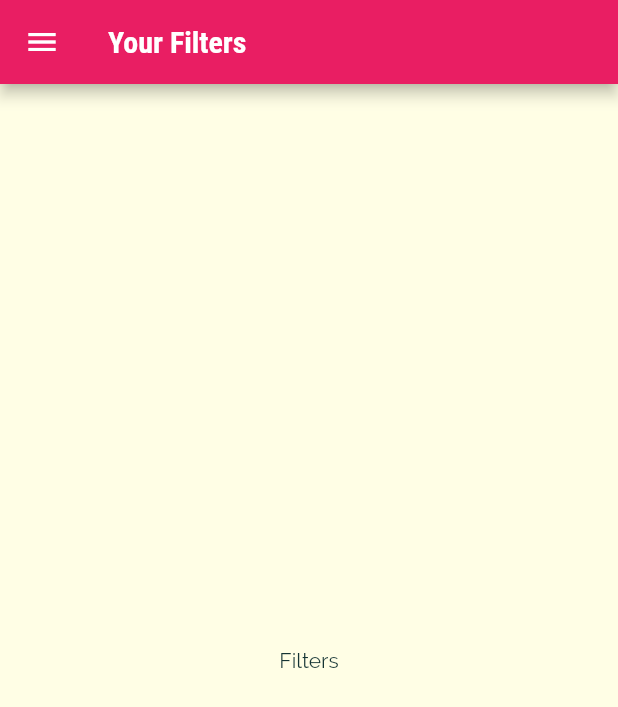
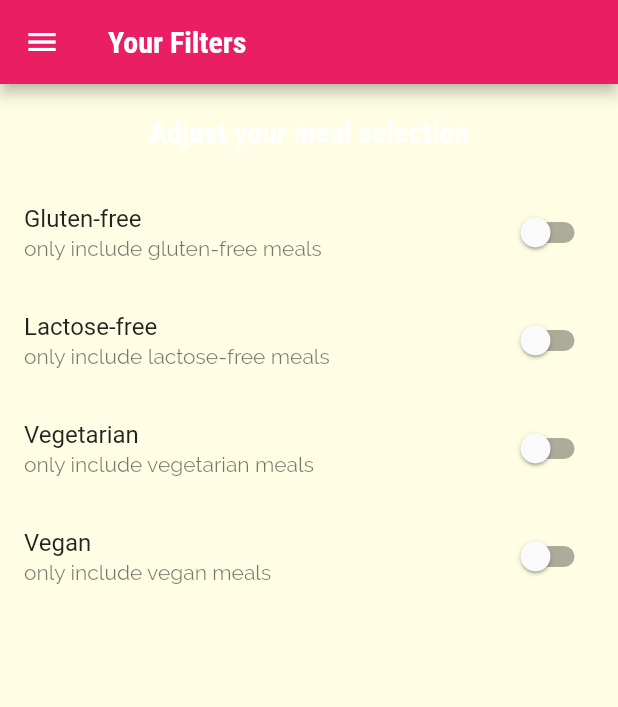
Before and after one commit to sur16-cse/meals_app, a Flutter app: the FiltersScreen screen opened by its route, on a phone screen of 412 x 824 dp. Shown: the top 707 px of the screen. Run offline on Flutter 3.47's test engine with Material 2 defaults, Android fonts, the phone set to English and light mode, and no system bars.

Commit message:
added filterpage and filter switches

```diff
--- a/lib/screens/filters_screen.dart
+++ b/lib/screens/filters_screen.dart
@@ -1,20 +1,98 @@
 import 'package:flutter/material.dart';
 import 'package:meals_app/widgets/main_drawer.dart';
 
-class FiltersScreen extends StatelessWidget {
+class FiltersScreen extends StatefulWidget {
   const FiltersScreen({Key? key}) : super(key: key);
 
   static const routeName = '/Filters';
 
   @override
+  State<FiltersScreen> createState() => _FiltersScreenState();
+}
+
+class _FiltersScreenState extends State<FiltersScreen> {
+  bool _glutenfree = false;
+  bool _vegetarian = false;
+  bool _vegan = false;
+  bool _lactosefree = false;
+
+  Widget _buildSwitchListTile(
+    String title,
+    String description,
+    bool currentValue,
+    Function(bool) updateValue,
+  ) {
+    return SwitchListTile(
+      title: Text(title),
+      subtitle: Text(description),
+      onChanged: updateValue,
+      value: currentValue,
+    );
+  }
+
+  @override
   Widget build(BuildContext context) {
     return Scaffold(
       appBar: AppBar(
-        title: Text('Your Filters'),
+        title: const Text('Your Filters'),
       ),
-      drawer: MainDrawer(),
-      body: Center(
-        child: Text('Filters'),
+      drawer: const MainDrawer(),
+      body: Column(
+        children: <Widget>[
+          Container(
+            padding: const EdgeInsets.all(20),
+            child: Text(
+              'Adjust your meal selection',
+              style: Theme.of(context).textTheme.titleLarge,
+            ),
+          ),
+          Expanded(
+            child: ListView(
+              children: <Widget>[
+                _buildSwitchListTile(
+                  'Gluten-free',
+                  'only include gluten-free meals',
+                  _glutenfree,
+                  (newValue) {
+                    setState(() {
+                      _glutenfree = newValue;
+                    });
+                  },
+                ),
+                _buildSwitchListTile(
+                  'Lactose-free',
+                  'only include lactose-free meals',
+                  _lactosefree,
+                      (newValue) {
+                    setState(() {
+                      _lactosefree = newValue;
+                    });
+                  },
+                ),
+                _buildSwitchListTile(
+                  'Vegetarian',
+                  'only include vegetarian meals',
+                  _vegetarian,
+                      (newValue) {
+                    setState(() {
+                      _vegetarian = newValue;
+                    });
+                  },
+                ),
+                _buildSwitchListTile(
+                  'Vegan',
+                  'only include vegan meals',
+                  _vegan,
+                      (newValue) {
+                    setState(() {
+                      _vegan = newValue;
+                    });
+                  },
+                ),
+              ],
+            ),
+          ),
+        ],
       ),
     );
   }
```
Also changed, not shown: lib/screens/category_meals_screen.dart (+35 -13 lines), lib/screens/meal_detail_screen.dart (+9 -2 lines), lib/widgets/meal_item.dart (+12 -4 lines).
